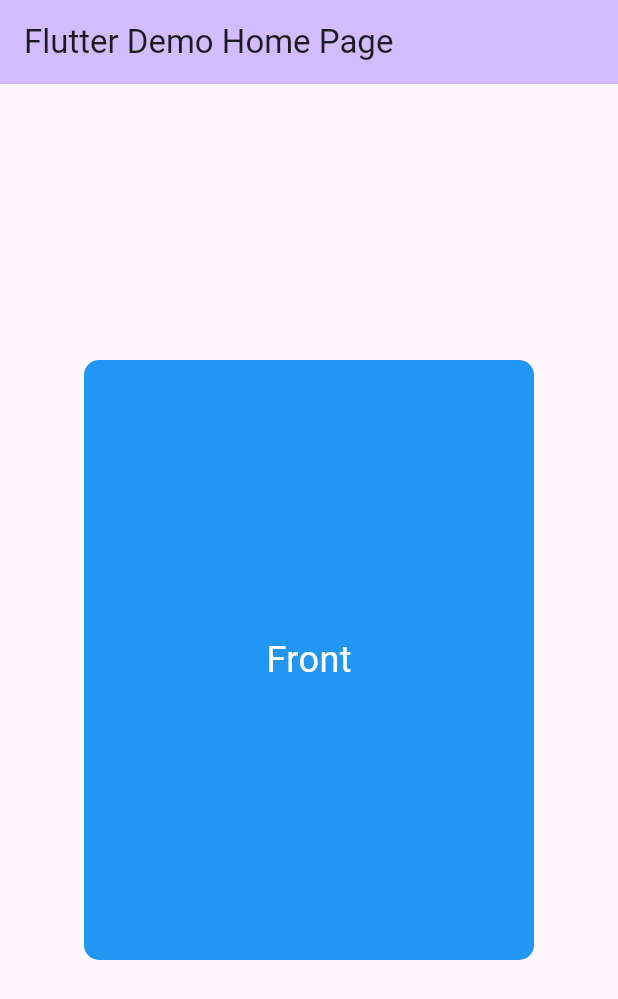
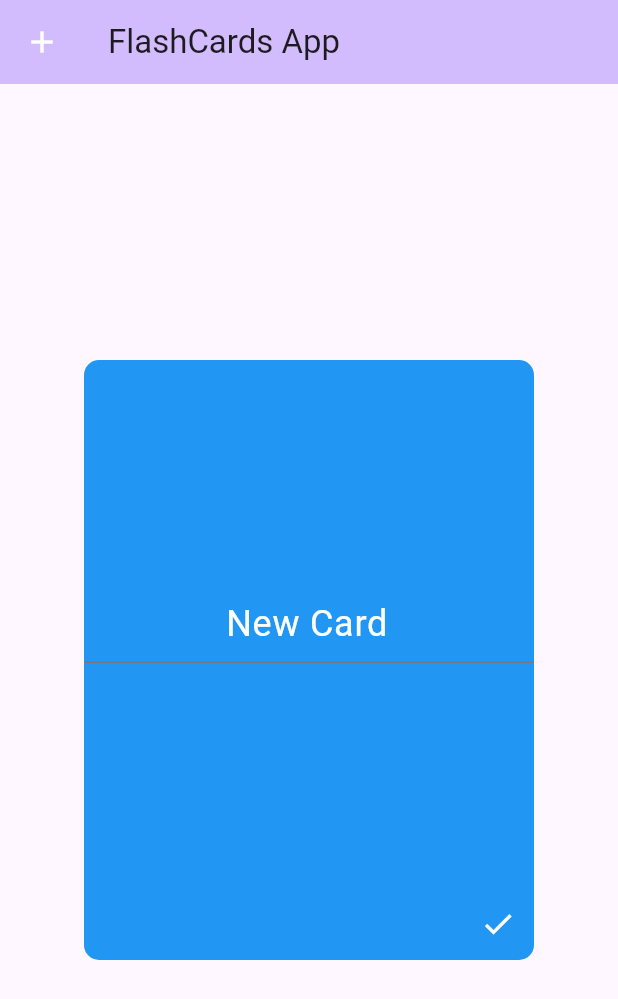
Before and after one commit to Caleb-Parks/CSCN408_Project_4, a Flutter app: the screen it shows after launch, on a phone screen of 412 x 824 dp. Shown: the top 999 px of the screen. Run offline on Flutter 3.47's test engine with Material 3 defaults, Android fonts, the phone set to English and light mode, and no system bars.

Commit message:
Added cards objects and lists, building out button functionality

```diff
--- a/lib/main.dart
+++ b/lib/main.dart
@@ -1,5 +1,5 @@
 import 'package:flutter/material.dart';
-import 'dart:math' as math;
+import 'dart:math';
 
 void main() {
   runApp(const MyApp());
@@ -8,46 +8,21 @@ void main() {
 class MyApp extends StatelessWidget {
   const MyApp({super.key});
 
-  // This widget is the root of your application.
   @override
   Widget build(BuildContext context) {
     return MaterialApp(
-      title: 'Flutter Demo',
+      title: 'FlashCards',
       theme: ThemeData(
-        // This is the theme of your application.
-        //
-        // TRY THIS: Try running your application with "flutter run". You'll see
-        // the application has a purple toolbar. Then, without quitting the app,
-        // try changing the seedColor in the colorScheme below to Colors.green
-        // and then invoke "hot reload" (save your changes or press the "hot
-        // reload" button in a Flutter-supported IDE, or press "r" if you used
-        // the command line to start the app).
-        //
-        // Notice that the counter didn't reset back to zero; the application
-        // state is not lost during the reload. To reset the state, use hot
-        // restart instead.
-        //
-        // This works for code too, not just values: Most code changes can be
-        // tested with just a hot reload.
         colorScheme: ColorScheme.fromSeed(seedColor: Colors.deepPurple),
         useMaterial3: true,
       ),
-      home: const MyHomePage(title: 'Flutter Demo Home Page'),
+      home: const MyHomePage(title: 'FlashCards App'),
     );
   }
 }
 
 class MyHomePage extends StatefulWidget {
   const MyHomePage({super.key, required this.title});
-
-  // This widget is the home page of your application. It is stateful, meaning
-  // that it has a State object (defined below) that contains fields that affect
-  // how it looks.
-
-  // This class is the configuration for the state. It holds the values (in this
-  // case the title) provided by the parent (in this case the App widget) and
-  // used by the build method of the State. Fields in a Widget subclass are
-  // always marked "final".
 
   final String title;
 
@@ -59,7 +34,13 @@ class _MyHomePageState extends State<MyHomePage> with SingleTickerProviderStateM
   late AnimationController _controller;
   late Animation<double> _animation;
   bool _isFront = true;
-  final String _gfgLogo = "https://media.geeksforgeeks.org/wp-content/uploads/20221210020032/gfglogo2-200.png";
+
+  List<FlashCard> cards = [];
+
+  FlashCard currentCard = FlashCard('New Card', 'No Content', 0);
+
+  var _textEditingController = TextEditingController();
+
 
   @override
   void initState() {
@@ -92,60 +73,147 @@ class _MyHomePageState extends State<MyHomePage> with SingleTickerProviderStateM
     }
   }
 
+  FlashCard _getNewUncompletedCard() {
+    // WORKHERE
+    var random = Random();
+    FlashCard? c;
+    do {
+      c = cards[random.nextInt(cards.length)];
+    } while (c == null || c.st8 == 1);
+    return c;
+  }
+
+  void _addNewCard() {
+    setState(() {
+      FlashCard newCard = FlashCard('New Card', 'No Content', 0);
+      currentCard = newCard;
+    });
+  }
+
+  void _editCard(String f, String b, int? state) {
+    setState(() {
+      currentCard.front = f;
+      currentCard.back = b;
+      if (state != null) { currentCard.st8 = state; }
+      // DEBUG WORKHERE: re-add currentCard to the list?
+    });
+  }
+
+  void _markCardAsDone() {
+    setState(() {
+      currentCard.st8 = 1;
+      currentCard = _getNewUncompletedCard();
+    });
+  }
+
   @override
   Widget build(BuildContext context) {
     return Scaffold(
       appBar: AppBar(
         backgroundColor: Theme.of(context).colorScheme.inversePrimary,
+        leading: Container(padding: EdgeInsets.all(5),
+          child: IconButton(
+            hoverColor: Colors.amber,
+            icon: Icon(
+              Icons.add,
+              color: Colors.white,
+            ),
+            onPressed: () {
+              _addNewCard();
+            }
+          )
+        ),
         title: Text(widget.title),
       ),
-      body: GestureDetector(
+      body: Column(mainAxisAlignment: MainAxisAlignment.center, children: [
+        GestureDetector(
           onTap: _flipCard,
           child: Center(
             child: SizedBox(
               width: 300,
               height: 400,
               child: Transform(
-              transform: Matrix4.rotationY(_animation.value * math.pi),
+                transform: Matrix4.rotationY(_animation.value * pi),
                 alignment: Alignment.center,
                 child: _isFront ? _buildFront() : _buildBack(),
               ),
             ),
           ),
         ),
+      ]),
     );
   }
 
   Widget _buildFront() {
+    _textEditingController.text = currentCard.front;
     return ClipRRect(
       borderRadius: BorderRadius.circular(8.0),
-      child: Container(
-        decoration: BoxDecoration(color: Colors.blue, borderRadius: BorderRadius.circular(10)),
+      child: _buildCardSide(true),
+    );
+  }
+
+  Widget _buildBack() {
+    _textEditingController.text = currentCard.back;
+    return Transform(
+      alignment: Alignment.center,
+      transform: Matrix4.rotationY(3.14),
+      child: _buildCardSide(false),
+    );
+  }
+
+  Widget _buildCardSide(bool isFront) {
+    return Container(
+      decoration: BoxDecoration(
+        color: (isFront) ? Colors.blue : Colors.green,
+        borderRadius: BorderRadius.circular(10)),
       child:
-          const Center(
-            child: Text(
-              'Front',
+        Column(
+          mainAxisAlignment: MainAxisAlignment.center,
+          children: [
+            Expanded(child: Center(
+              child: TextField(
+                controller: _textEditingController,
                 style: TextStyle(color: Colors.white, fontSize: 24),
+                textAlign: TextAlign.center,
+                maxLines: 1,
+                onSubmitted: (value) {
+                  setState(() {
+                    if (isFront) {
+                      _editCard(value, currentCard.back, null);
+                      _textEditingController.text = currentCard.front;
+                    } else {
+                      _editCard(currentCard.front, value, null);
+                      _textEditingController.text = currentCard.back;
+                    }
+                  });
+                },
               ),
+            )),
+            Row(mainAxisAlignment: MainAxisAlignment.end, children: [
+              IconButton(
+                hoverColor: Colors.amber,
+                icon: Icon(
+                  Icons.check,
+                  color: Colors.white,
                 ),
+                onPressed: () {
+                  _markCardAsDone();
+                }
+              ),
+            ])
+          ],
         ),
     );
   }
 
-  Widget _buildBack() {
-    return Transform(
-      alignment: Alignment.center,
-      transform: Matrix4.rotationY(3.14),
-      child: Container(
-        decoration: BoxDecoration(color: Colors.green, borderRadius: BorderRadius.circular(10)),
-        child:
-          const Center(
-            child: Text(
-              'Back',
-              style: TextStyle(color: Colors.white, fontSize: 24),
-            ),
-          ),
-      ),
-    );
 }
+
+
+
+class FlashCard {
+  String front = "Blank";
+  String back = "This card has not been set.";
+  int st8 = 0;
+
+  FlashCard(this.front, this.back, this.st8);
 }
```
Lines whose indentation alone changed are shown as unchanged.
